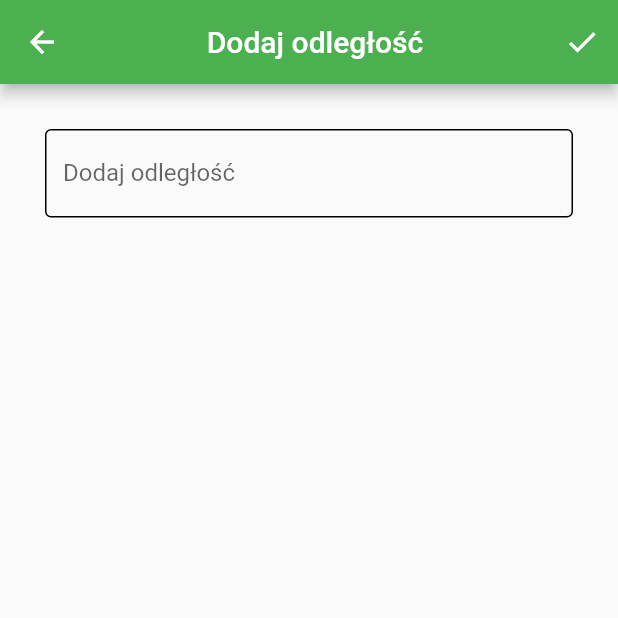
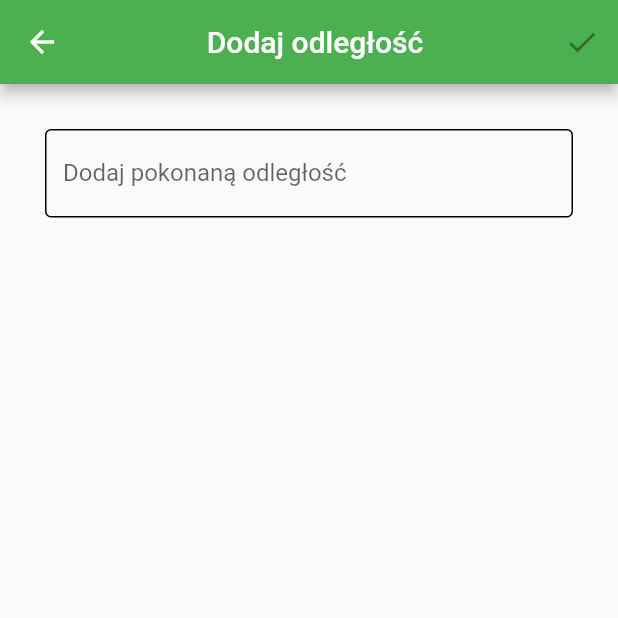
Before and after one commit to hubertgredzinski/add_your_aim, a Flutter app: the AddDistance screen opened directly, on a phone screen of 412 x 824 dp, the top half of it. Run offline on Flutter 3.47's test engine with Material 2 defaults, Android fonts, the phone set to English and light mode, and no system bars; our stand-ins replace bloc, cloud_firestore, firebase_auth, firebase_core, flutter_bloc, google_fonts; missing offline and left inert: flutterfire_ui; accounts and stored records are empty.

Commit message:
Add distance page, cubit and state

```diff
--- a/lib/features/add/pages/cubit/add_cubit.dart
+++ b/lib/features/add/pages/cubit/add_cubit.dart
@@ -15,9 +15,9 @@ class AddCubit extends Cubit<AddState> {
     String goal,
     String imageURL,
     DateTime endDate,
-  ) async {
+  )  async {
     try {
-      await _goalRepository.add(title, goal, imageURL, endDate);
+      await _goalRepository.add(title, goal, imageURL, endDate );
       emit(
         const AddState(saved: true),
       );
--- a/lib/features/add_distance/pages/add_distance.dart
+++ b/lib/features/add_distance/pages/add_distance.dart
@@ -1,11 +1,52 @@
 import 'package:flutter/material.dart';
+import 'package:flutter_bloc/flutter_bloc.dart';
+import 'package:moja_apka/features/add_distance/pages/cubit/add_distance_cubit.dart';
+import 'package:moja_apka/features/add_distance/pages/cubit/add_distance_state.dart';
+import 'package:moja_apka/repositories/goal_repository.dart';
 
-class AddDistance extends StatelessWidget {
+class AddDistance extends StatefulWidget {
   const AddDistance({
     Key? key,
   }) : super(key: key);
+
+  @override
+  State<AddDistance> createState() => _AddDistanceState();
+}
+
+class _AddDistanceState extends State<AddDistance> {
+  String? distance;
   @override
   Widget build(BuildContext context) {
+    return BlocProvider(
+      create: (context) => AddDistanceCubit(GoalRepository()),
+      child: BlocListener<AddDistanceCubit, AddDistanceState>(
+        listener: (context, state) {
+          if (state.saved) {
+            Navigator.of(context).pop();
+          }
+          if (state.errorMessage.isNotEmpty) {
+            ScaffoldMessenger.of(context).showSnackBar(
+              SnackBar(
+                content: Row(
+                  children: [
+                    const Icon(
+                      Icons.info_outline,
+                      color: Colors.white,
+                    ),
+                    Expanded(
+                      child:
+                          Text(state.errorMessage, textAlign: TextAlign.center),
+                    ),
+                  ],
+                ),
+                backgroundColor: Colors.red,
+                duration: const Duration(seconds: 3),
+              ),
+            );
+          }
+        },
+        child: BlocBuilder<AddDistanceCubit, AddDistanceState>(
+          builder: (context, state) {
             return Scaffold(
               appBar: AppBar(
                 title: const Center(
@@ -13,19 +54,47 @@ class AddDistance extends StatelessWidget {
                 ),
                 actions: [
                   IconButton(
-            onPressed: () {
-              Navigator.of(context).pop();
+                    onPressed: distance == null
+                        ? null
+                        : () {
+                            context.read<AddDistanceCubit>().add(
+                                  distance!,
+                                );
                           },
                     icon: const Icon(Icons.check),
                   )
                 ],
               ),
-      body: ListView(
+              body: _AddDistancePageBody(
+                onDistanceChanged: (newValue) {
+                  setState(
+                    () {
+                      distance == null ? const Text('0') : newValue;
+                    },
+                  );
+                },
+              ),
+            );
+          },
+        ),
+      ),
+    );
+  }
+}
+
+class _AddDistancePageBody extends StatelessWidget {
+  const _AddDistancePageBody({Key? key, required this.onDistanceChanged})
+      : super(key: key);
+  final Function(String) onDistanceChanged;
+
+  @override
+  Widget build(BuildContext context) {
+    return ListView(
       padding: const EdgeInsets.all(30),
-        children: const [
+      children: [
         TextField(
-            decoration: InputDecoration(
-              labelText: 'Dodaj odległość',
+          decoration: const InputDecoration(
+            labelText: 'Dodaj pokonaną odległość',
             hintText: ' 5 km',
             enabledBorder: OutlineInputBorder(
               borderSide: BorderSide(color: Colors.black, width: 1),
@@ -34,9 +103,9 @@ class AddDistance extends StatelessWidget {
               borderSide: BorderSide(color: Colors.green, width: 2),
             ),
           ),
+          onChanged: onDistanceChanged,
         ),
       ],
-      ),
     );
   }
 }
--- a/lib/features/add_distance/pages/cubit/add_distance_state.dart
+++ b/lib/features/add_distance/pages/cubit/add_distance_state.dart
@@ -1,6 +1,8 @@
-part of 'add_distance_cubit.dart';
-
-@immutable
-abstract class AddDistanceState {}
-
-class AddDistanceInitial extends AddDistanceState {}
+class AddDistanceState {
+  const AddDistanceState({
+    this.saved = false,
+    this.errorMessage = '',
+  });
+  final bool saved;
+  final String errorMessage;
+}
```
Also changed, not shown: lib/features/add/pages/add_page.dart (+6 -4 lines), lib/features/add_distance/pages/cubit/add_distance_cubit.dart (+24 -4 lines). Lines whose indentation alone changed are shown as unchanged.
